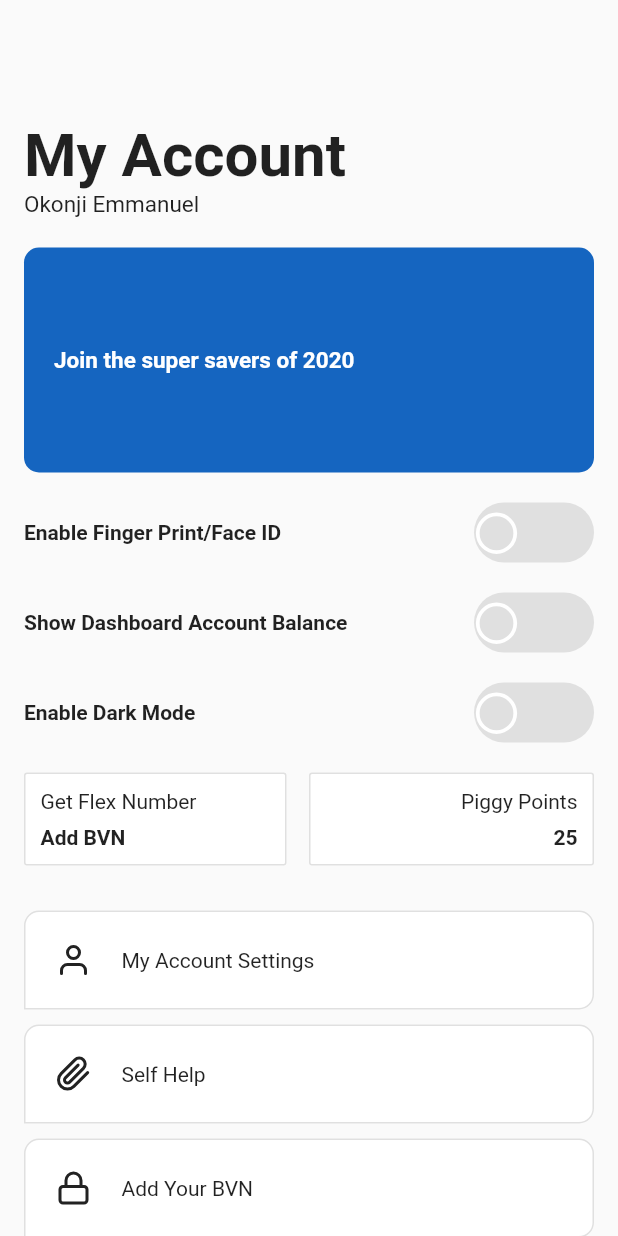
After one commit to pawnjester/piggyvest-ui-clone-flutter, a Flutter app: the AccountPage screen opened directly, on a phone screen of 412 x 824 dp. The commit adds this screen. Run offline on Flutter 3.47's test engine with Material 2 defaults, Android fonts, the phone set to English and light mode, and no system bars; our stand-ins replace flutter_icons, font_awesome_flutter.

Commit message:
finish-account-screen

```diff
--- /dev/null
+++ b/lib/pages/account_page.dart
@@ -0,0 +1,194 @@
+import 'package:flutter/cupertino.dart';
+import 'package:flutter/material.dart';
+import 'package:flutter_icons/flutter_icons.dart';
+import 'package:piggyvestclone/widgets/account_card.dart';
+import 'package:piggyvestclone/widgets/toggle_button.dart';
+
+class AccountPage extends StatefulWidget {
+  @override
+  AccountPageState createState() => AccountPageState();
+}
+
+class AccountPageState extends State<AccountPage> {
+  @override
+  Widget build(BuildContext context) {
+    return Scaffold(
+      body: SafeArea(
+        child: ListView(
+          children: <Widget>[
+            Container(
+              padding: EdgeInsets.only(left: 16, right: 16, top: 80),
+              child: Column(
+                crossAxisAlignment: CrossAxisAlignment.start,
+                children: <Widget>[
+                  Text(
+                    "My Account",
+                    style: TextStyle(fontWeight: FontWeight.bold, fontSize: 40),
+                  ),
+                  Text(
+                    "Okonji Emmanuel",
+                    style: TextStyle(fontSize: 15),
+                  ),
+                  SizedBox(
+                    height: 20,
+                  ),
+                  Container(
+                      height: 150,
+                      child: Row(
+                        children: <Widget>[
+                          Padding(
+                            padding: const EdgeInsets.symmetric(horizontal: 20),
+                            child: Text(
+                              "Join the super savers of 2020",
+                              style: TextStyle(
+                                  fontSize: 15,
+                                  fontWeight: FontWeight.bold,
+                                  color: Colors.white),
+                            ),
+                          )
+                        ],
+                      ),
+                      decoration: BoxDecoration(
+                          color: Colors.blue[800],
+                          borderRadius: BorderRadius.only(
+                              topLeft: Radius.circular(10),
+                              topRight: Radius.circular(10),
+                              bottomRight: Radius.circular(10),
+                              bottomLeft: Radius.circular(10)))),
+                  SizedBox(
+                    height: 20,
+                  ),
+                  Row(
+                    mainAxisAlignment: MainAxisAlignment.spaceBetween,
+                    children: <Widget>[
+                      Text(
+                        "Enable Finger Print/Face ID",
+                        style: TextStyle(fontWeight: FontWeight.bold),
+                      ),
+                      ToggleButton()
+                    ],
+                  ),
+                  SizedBox(
+                    height: 20,
+                  ),
+                  Row(
+                    mainAxisAlignment: MainAxisAlignment.spaceBetween,
+                    children: <Widget>[
+                      Text("Show Dashboard Account Balance",
+                          style: TextStyle(fontWeight: FontWeight.bold)),
+                      ToggleButton()
+                    ],
+                  ),
+                  SizedBox(
+                    height: 20,
+                  ),
+                  Row(
+                    mainAxisAlignment: MainAxisAlignment.spaceBetween,
+                    children: <Widget>[
+                      Text("Enable Dark Mode",
+                          style: TextStyle(fontWeight: FontWeight.bold)),
+                      ToggleButton()
+                    ],
+                  ),
+                  SizedBox(
+                    height: 20,
+                  ),
+                  Table(
+                    children: [
+                      TableRow(children: [
+                        Container(
+                            margin: EdgeInsets.only(right: 15),
+                            child: Padding(
+                              padding: const EdgeInsets.all(10.0),
+                              child: Column(
+                                crossAxisAlignment: CrossAxisAlignment.start,
+                                children: <Widget>[
+                                  Text("Get Flex Number"),
+                                  Padding(
+                                    padding: const EdgeInsets.only(top: 8),
+                                    child: Text(
+                                      "Add BVN",
+                                      style: TextStyle(
+                                          fontWeight: FontWeight.bold),
+                                    ),
+                                  )
+                                ],
+                              ),
+                            ),
+                            decoration: BoxDecoration(
+                                color: Colors.white,
+                                border: Border.all(color: Colors.black12),
+                                borderRadius:
+                                    BorderRadius.all(Radius.circular(2)))),
+                        Container(
+                            child: Padding(
+                              padding: const EdgeInsets.all(10.0),
+                              child: Column(
+                                crossAxisAlignment: CrossAxisAlignment.end,
+                                children: <Widget>[
+                                  Text("Piggy Points"),
+                                  Padding(
+                                    padding: const EdgeInsets.only(top: 8),
+                                    child: Text("25",
+                                        style: TextStyle(
+                                            fontWeight: FontWeight.bold)),
+                                  )
+                                ],
+                              ),
+                            ),
+                            decoration: BoxDecoration(
+                                color: Colors.white,
+                                border: Border.all(color: Colors.black12),
+                                borderRadius:
+                                    BorderRadius.all(Radius.circular(2))))
+                      ])
+                    ],
+                  ),
+                  SizedBox(
+                    height: 30,
+                  ),
+                  AccountCard(
+                    icon: Feather.user,
+                    text: "My Account Settings",
+                  ),
+                  AccountCard(
+                    icon: Feather.paperclip,
+                    text: "Self Help",
+                  ),
+                  AccountCard(
+                    icon: Feather.lock,
+                    text: "Add Your BVN",
+                  ),
+                  AccountCard(
+                    icon: AntDesign.sharealt,
+                    text: "Refer & Earn N1000000",
+                  ),
+                  AccountCard(
+                    icon: Feather.dollar_sign,
+                    text: "Withdraw Funds",
+                  ),
+                  AccountCard(
+                    icon: Feather.credit_card,
+                    text: "My Card & Bank Settings",
+                  ),
+                  AccountCard(
+                    icon: Feather.book,
+                    text: "View Piggyvest Library",
+                  ),
+                  AccountCard(
+                    icon: Feather.phone,
+                    text: "Contact Us",
+                  ),
+                  AccountCard(
+                    icon: Feather.log_out,
+                    text: "Log out",
+                  )
+                ],
+              ),
+            )
+          ],
+        ),
+      ),
+    );
+  }
+}
--- a/lib/pages/home_page.dart
+++ b/lib/pages/home_page.dart
@@ -32,6 +32,7 @@ class HomePageState extends State<HomePage> {
                 Row(
                   children: <Widget>[
                     Column(
+                      crossAxisAlignment: CrossAxisAlignment.start,
                       children: <Widget>[
                         Text(
                           "Okonji,",
--- /dev/null
+++ b/lib/widgets/account_card.dart
@@ -0,0 +1,33 @@
+import 'package:flutter/cupertino.dart';
+import 'package:flutter/material.dart';
+
+class AccountCard extends StatelessWidget {
+  final String text;
+  final IconData icon;
+
+  AccountCard({Key key, this.icon, this.text}) : super(key: key);
+  @override
+  Widget build(BuildContext context) {
+    return Container(
+      margin: EdgeInsets.only(bottom: 10),
+        child: Padding(
+          padding: const EdgeInsets.all(20.0),
+          child: Row(
+            children: <Widget>[
+              Icon(icon),
+              SizedBox(
+                width: 20,
+              ),
+              Text(text)
+            ],
+          ),
+        ),
+        decoration: BoxDecoration(
+            color: Colors.white,
+            border: Border.all(color: Colors.black12),
+            borderRadius: BorderRadius.only(
+                topLeft: Radius.circular(10),
+                topRight: Radius.circular(10),
+                bottomRight: Radius.circular(10))));
+  }
+}
--- a/lib/widgets/custom_navigation_bar.dart
+++ b/lib/widgets/custom_navigation_bar.dart
@@ -1,6 +1,7 @@
 import 'package:flutter/cupertino.dart';
 import 'package:flutter/material.dart';
 import 'package:flutter_icons/flutter_icons.dart';
+import 'package:piggyvestclone/pages/account_page.dart';
 import 'package:piggyvestclone/pages/savings_page.dart';
 import 'package:piggyvestclone/widgets/bottom_navigation_item.dart';
 //import 'flutter_ic';
@@ -70,6 +71,7 @@ class _CustomNavigationBarState extends State<CustomNavigationBar> {
               text: 'Account',
               currentIndex: _itemIndex,
               onTap: () {
+                Navigator.push(context, MaterialPageRoute(builder: (_) => AccountPage()));
                 _itemIndex = 3;
                 widget.onTap(_itemIndex);
               },
--- a/lib/widgets/savings_card.dart
+++ b/lib/widgets/savings_card.dart
@@ -17,7 +17,7 @@ class SavingsCard extends StatelessWidget {
   @override
   Widget build(BuildContext context) {
     return Container(
-      margin: EdgeInsets.symmetric(horizontal: 10, vertical: 10),
+      margin: EdgeInsets.symmetric(horizontal: 5, vertical: 10),
         height: 200,
         child: Padding(
           padding: const EdgeInsets.all(16.0),
--- /dev/null
+++ b/lib/widgets/toggle_button.dart
@@ -0,0 +1,66 @@
+import 'package:flutter/cupertino.dart';
+import 'package:flutter/material.dart';
+import 'package:flutter_icons/flutter_icons.dart';
+
+class ToggleButton extends StatefulWidget {
+  @override
+  _ToggleButtonState createState() => _ToggleButtonState();
+}
+
+class _ToggleButtonState extends State<ToggleButton> {
+  bool toggleValue = false;
+  final duration = Duration(milliseconds: 500);
+  @override
+  Widget build(BuildContext context) {
+    return AnimatedContainer(
+      duration: duration,
+      height: 40,
+      width: 80,
+      decoration: BoxDecoration(
+          borderRadius: BorderRadius.circular(20),
+          color: toggleValue ? Colors.green[500] : Colors.grey[300]),
+      child: Stack(
+        children: <Widget>[
+          AnimatedPositioned(
+            duration: duration,
+//            curve: Curves.easeIn,
+            top: 3,
+            left: toggleValue ? 40 : 0,
+            right: toggleValue ? 0 : 50,
+            child: InkWell(
+              onTap: toggleButton,
+              child: AnimatedSwitcher(
+                duration: duration,
+//                transitionBuilder: (Widget child, Animation<double> animation) {
+//                  return RotationTransition(
+//                    child: child,
+//                    turns: animation,
+//                  );
+//                },
+                child: toggleValue
+                    ? Icon(
+                        Feather.circle,
+                        key: UniqueKey(),
+                        color: Colors.white,
+                        size: 35,
+                      )
+                    : Icon(
+                        Feather.circle,
+                        key: UniqueKey(),
+                        color: Colors.white,
+                        size: 35,
+                      ),
+              ),
+            ),
+          )
+        ],
+      ),
+    );
+  }
+
+  toggleButton() {
+    setState(() {
+      toggleValue = !toggleValue;
+    });
+  }
+}
```
